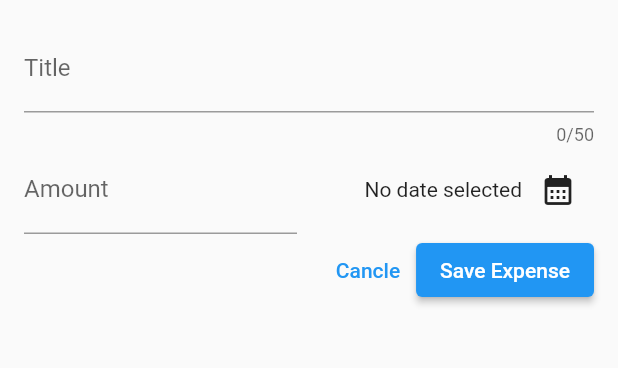
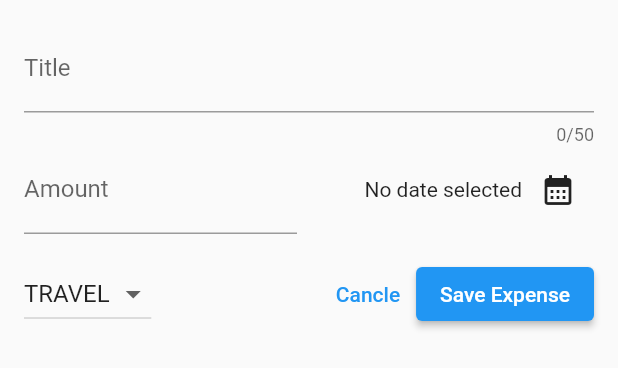
Before and after one commit to MohamedElsaeed424/expense_tracker_app, a Flutter app: the NewExpense widget shown alone on an empty page, opened directly, on a phone screen of 412 x 824 dp. Shown: the top 368 px of the screen. Run offline on Flutter 3.47's test engine with Material 2 defaults, Android fonts, the phone set to English and light mode, and no system bars.

Commit message:
alert dialog added for invalid input

```diff
--- a/lib/widgets/new_expense.dart
+++ b/lib/widgets/new_expense.dart
@@ -13,7 +13,8 @@ class NewExpense extends StatefulWidget {
 class _NewExpense extends State<NewExpense> {
   final _titleController = TextEditingController();
   final _amountController = TextEditingController();
-  DateTime? _slectedDate;
+  DateTime? _selectedDate;
+  Category? _selectedCategory = Category.travel;
 
   @override
   void dispose() {
@@ -31,8 +32,32 @@ class _NewExpense extends State<NewExpense> {
         firstDate: firstDate,
         lastDate: now);
     setState(() {
-      _slectedDate = pickedDate;
+      _selectedDate = pickedDate;
     });
+  }
+
+  void _submittedExpenseDate() {
+    final enteredAmount = double.tryParse(_amountController.text);
+    final amountIsValid = enteredAmount == null || enteredAmount <= 0;
+    if (_titleController.text.trim().isEmpty ||
+        amountIsValid ||
+        _selectedDate == null) {
+      showDialog(
+          context: context,
+          builder: (ctx) => AlertDialog(
+                title: const Text('Invalid Input'),
+                content: const Text(
+                    'Please make sure a valid title , amount , date and category was entered.'),
+                actions: [
+                  TextButton(
+                      onPressed: () {
+                        Navigator.pop(context);
+                      },
+                      child: const Text('Okay'))
+                ],
+              ));
+      return;
+    }
   }
 
   @override
@@ -66,7 +91,9 @@ class _NewExpense extends State<NewExpense> {
                   mainAxisAlignment: MainAxisAlignment.end,
                   crossAxisAlignment: CrossAxisAlignment.center,
                   children: [
-                    Text(_slectedDate == null ? 'No date selected':formatter.format(_slectedDate!)),
+                    Text(_selectedDate == null
+                        ? 'No date selected'
+                        : formatter.format(_selectedDate!)),
                     IconButton(
                       onPressed: _presentDatePicker,
                       icon: const Icon(
@@ -78,18 +105,35 @@ class _NewExpense extends State<NewExpense> {
               ),
             ],
           ),
+          const SizedBox(
+            height: 16,
+          ),
           Row(
-            mainAxisAlignment: MainAxisAlignment.end,
             children: [
+              DropdownButton(
+                  value: _selectedCategory,
+                  items: Category.values
+                      .map((category) => DropdownMenuItem(
+                            value: category,
+                            child: Text(category.name.toUpperCase()),
+                          ))
+                      .toList(),
+                  onChanged: (value) {
+                    if (value == null) {
+                      return;
+                    }
+                    setState(() {
+                      _selectedCategory = value;
+                    });
+                  }),
+              const Spacer(),
               TextButton(
                   onPressed: () {
                     Navigator.pop(context);
                   },
                   child: const Text('Cancle')),
               ElevatedButton(
-                onPressed: () {
-                  print(_titleController.text);
-                },
+                onPressed: _submittedExpenseDate,
                 child: const Text('Save Expense'),
               ),
             ],
```
